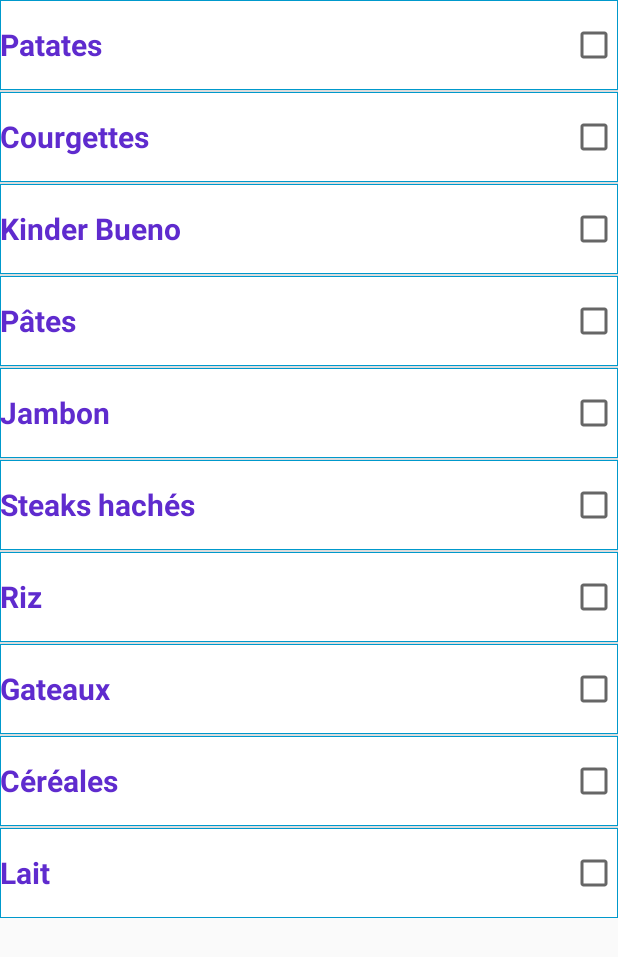
After one commit to Sylvinho09/VilleFutee, an Android app: the ProductListActivity screen opened directly, with no data from a screen before it, on a phone screen of 412 x 824 dp. The commit adds this screen. Shown: the top 957 px of the screen. Run offline under Robolectric (Android 15) with nearby library versions, the phone set to English and light mode, and no system bars.

Commit message:
ListView with checkbox

```diff
--- a/app/src/main/AndroidManifest.xml
+++ b/app/src/main/AndroidManifest.xml
@@ -14,6 +14,7 @@
                 <category android:name="android.intent.category.LAUNCHER" />
             </intent-filter>
         </activity>
+        <activity android:name=".ProductListActivity"></activity>
     </application>
 
 </manifest>
--- a/app/src/main/java/com/example/sylvinho/villefutee/MainAccount.java
+++ b/app/src/main/java/com/example/sylvinho/villefutee/MainAccount.java
@@ -1,5 +1,6 @@
 package com.example.sylvinho.villefutee;
 
+import android.content.Intent;
 import android.support.v7.app.AppCompatActivity;
 import android.os.Bundle;
 import android.support.v4.widget.DrawerLayout;
@@ -19,6 +20,9 @@
     private String[] mesCommerces;
     private ListView reseauList;
     private ListView reseauListRight;
+    /** liste des produits préférés (stockés dans un fichier qui doit être lu ou créé dans le onCreate **/
+    private String[] produitsPrefs;
+    static final int PRODUCT_CHOICE =1; /** identifiant de l'intent généré **/
     @Override
     protected void onCreate(Bundle savedInstanceState) {
         super.onCreate(savedInstanceState);
@@ -67,14 +71,7 @@
         buttonright.setScaleX((float)1.1);
 
 
-
-
-
-
-
-
-
-
+       /** Onclick du bouton gauche **/
         //mDrawerLayout.closeDrawer(mDrawerLayout);
         buttonleft.setOnClickListener(new View.OnClickListener() {
             @Override
@@ -84,6 +81,18 @@
             }
         });
 
+        /** onClick du bouton du milieu**/
+
+        buttonmiddle.setOnClickListener(new View.OnClickListener() {
+            @Override
+            public void onClick(View v) {
+                Intent productList = new Intent(MainAccount.this, ProductListActivity.class);
+                startActivityForResult(productList, PRODUCT_CHOICE);
+
+
+            }
+        });
+        /** Onclick du bouton droit **/
         buttonright.setOnClickListener(new View.OnClickListener() {
             @Override
             public void onClick(View v) {
@@ -92,4 +101,16 @@
             }
         });
     }
+
+    /** Fonctionnement : la nouvelle activité écrira dans le fichier "produitsPrefs" seulement quand le client
+     appuiera sur "Valider", retournant RESULT_HAS_CHANGED si au moins 1 produit a été retiré/ajouté et donc
+     on devra mettre à jour la liste des produits préférés du client. Sinon retourne RESULT_UNCHANGED et on ne fait rien. **/
+    @Override
+    protected void onActivityResult(int requestCode, int resultCode, Intent data)
+    {
+        if(requestCode == PRODUCT_CHOICE)
+        {
+        Toast.makeText(this, "dans le onActivityResult", Toast.LENGTH_LONG);
+        }
+    }
 }
--- /dev/null
+++ b/app/src/main/java/com/example/sylvinho/villefutee/ProductListActivity.java
@@ -0,0 +1,45 @@
+package com.example.sylvinho.villefutee;
+
+import android.app.ListActivity;
+import android.os.Bundle;
+import android.support.v7.app.AppCompatActivity;
+import android.widget.ArrayAdapter;
+import android.widget.ListView;
+import android.widget.CheckedTextView;
+import android.widget.Toast;
+import android.view.View;
+
+
+/**
+ * Created by sylvinho on 04/04/2017.
+ */
+public class ProductListActivity extends ListActivity {
+
+    private String[] produits;
+
+    @Override
+    protected void onCreate(Bundle savedInstanceState) {
+        super.onCreate(savedInstanceState);
+        setContentView(R.layout.listviewproducts);
+        Toast.makeText(this, "ICIIIII", Toast.LENGTH_LONG);
+        ListView listview = getListView();
+        String[] produits = getResources().getStringArray(R.array.produits);
+        for(int i= 0; i< produits.length; i++)
+        {
+            System.out.println("ici "+produits[i]);
+        }
+        setListAdapter(new ArrayAdapter<String>(this, R.layout.products, produits));
+
+
+
+    }
+
+
+    /** Sera utilisé pour savoir si un item est checké ou non, et on modifie le tableau contenant les objets cochés
+     * en conséquence qu'on mettra dans le fichier que l'activité de départ lira */
+    public void onListItemClick(ListView parent, View v, int position, long id) {
+        //CheckedTextView item = (CheckedTextView) v;
+        Toast.makeText(this, /*produits[position] +*/ " checked : "
+               /*item.isChecked()*/, Toast.LENGTH_SHORT).show();
+    }
+}
--- /dev/null
+++ b/app/src/main/res/drawable/borderproducts.xml
@@ -0,0 +1,10 @@
+<?xml version="1.0" encoding="utf-8"?>
+<shape xmlns:android="http://schemas.android.com/apk/res/android"
+    android:shape="rectangle">
+    <stroke
+        android:width="0.5dp"
+        android:color="@android:color/holo_blue_dark"
+        />
+    <solid android:color="@android:color/white"/>
+
+</shape>
--- /dev/null
+++ b/app/src/main/res/layout/listviewproducts.xml
@@ -0,0 +1,13 @@
+<?xml version="1.0" encoding="utf-8"?>
+<RelativeLayout xmlns:android="http://schemas.android.com/apk/res/android"
+    android:layout_width="match_parent" android:layout_height="match_parent">
+    <ListView
+        android:id="@+id/android:list"
+        android:layout_width="match_parent"
+        android:layout_height="wrap_content"
+        android:layout_alignParentLeft="true"
+        android:layout_alignParentTop="true"
+        android:choiceMode="multipleChoice">
+    </ListView>
+
+</RelativeLayout>
--- /dev/null
+++ b/app/src/main/res/layout/products.xml
@@ -0,0 +1,14 @@
+<?xml version="1.0" encoding="utf-8"?>
+<CheckedTextView xmlns:android="http://schemas.android.com/apk/res/android"
+    android:layout_width="match_parent" android:layout_height="match_parent"
+    android:id="@android:id/text1"
+    android:textColor="#5f2bce"
+    android:textSize="20sp"
+    android:textStyle="bold"
+    android:gravity="center"
+    android:minHeight="60sp"
+    android:background="@drawable/borderproducts"
+    android:checkMark="?android:attr/listChoiceIndicatorMultiple"
+    >
+
+</CheckedTextView>
--- a/app/src/main/res/values/strings.xml
+++ b/app/src/main/res/values/strings.xml
@@ -12,4 +12,17 @@
         <item>Ajouter un commerce</item>
         <item>Notifications</item>
     </string-array>
+
+    <string-array name="produits">
+        <item> Patates</item>
+        <item> Courgettes</item>
+        <item> Kinder Bueno</item>
+        <item> Pâtes</item>
+        <item> Jambon</item>
+        <item> Steaks hachés</item>
+        <item> Riz</item>
+        <item> Gateaux</item>
+        <item> Céréales</item>
+        <item> Lait </item>
+    </string-array>
 </resources>
```
Also changed, not shown: app/src/main/ic_launcher_commerces2-web.png (added).
